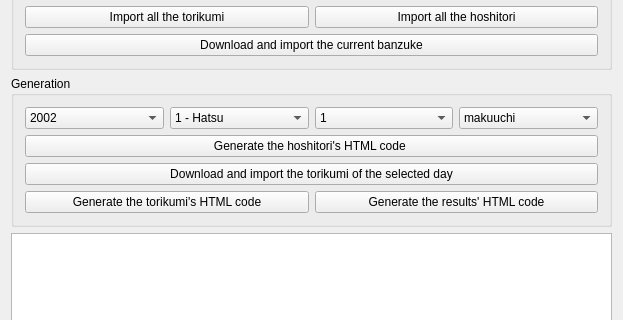
Old version of the form mainwindow.ui in the repository akdtg/ozumo; both pictures show x 0 to 623 and y 81 to 401 of the 623 by 615 pixel window.
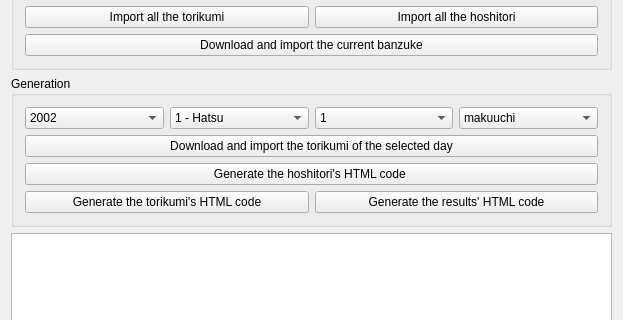
New version of the form.

Commit message: switch the buttons places

What changed in the file:
```diff
--- a/mainwindow.ui
+++ b/mainwindow.ui
@@ -303,16 +303,16 @@
         </layout>
        </item>
        <item>
-        <widget class="QPushButton" name="pushButton_generateHoshitori">
+        <widget class="QPushButton" name="pushButton_downloadTorikumi">
          <property name="text">
-          <string>Generate the hoshitori's HTML code </string>
+          <string>Download and import the torikumi of the selected day</string>
          </property>
         </widget>
        </item>
        <item>
-        <widget class="QPushButton" name="pushButton_downloadTorikumi">
+        <widget class="QPushButton" name="pushButton_generateHoshitori">
          <property name="text">
-          <string>Download and import the torikumi of the selected day</string>
+          <string>Generate the hoshitori's HTML code </string>
          </property>
         </widget>
        </item>
```
